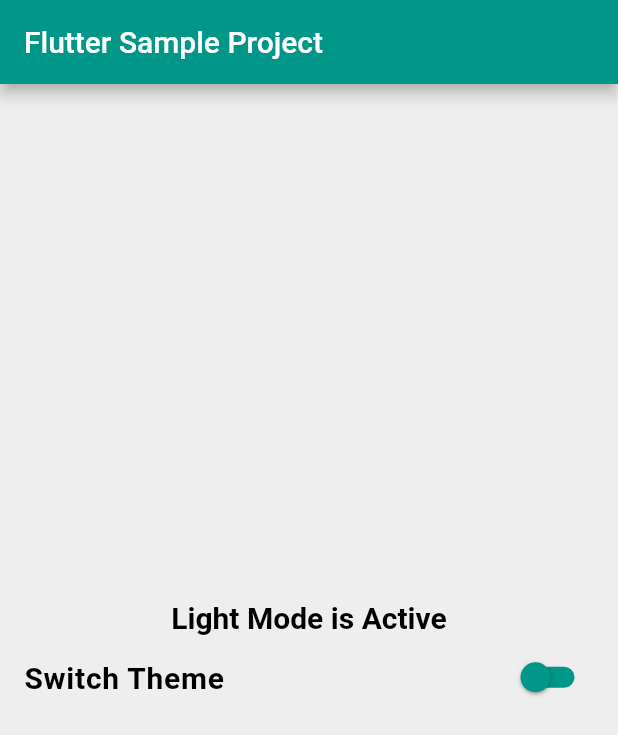
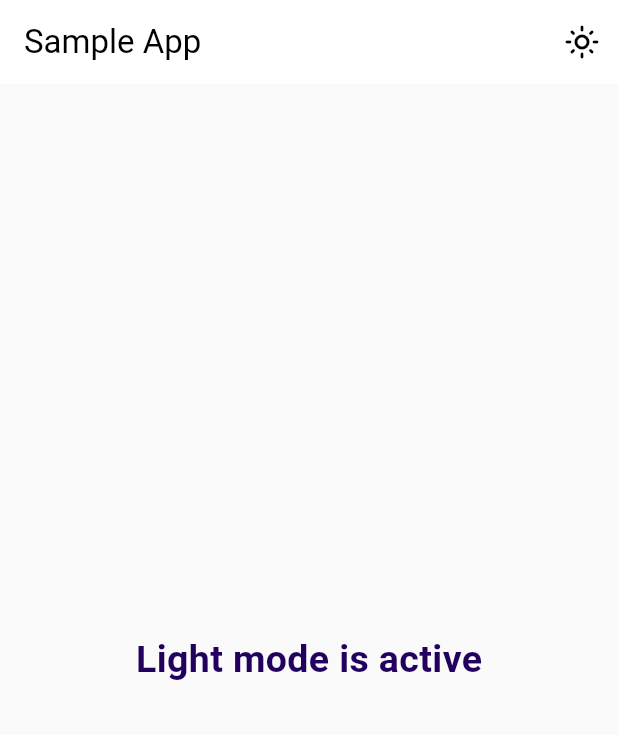
Before and after one commit to amirhossein-jahangiri/flutter_change_theme, a Flutter app: the screen it shows after launch, on a phone screen of 412 x 824 dp. Shown: the top 735 px of the screen. Run offline on Flutter 3.47's test engine with Material 2 defaults, Android fonts, the phone set to English and light mode, and no system bars; our stand-ins replace shared_preferences.

Commit message:
update this sample project, adding shared preferences for store data (true or false) and etc.

```diff
--- a/lib/home_screen.dart
+++ b/lib/home_screen.dart
@@ -2,47 +2,37 @@ import 'package:flutter/material.dart';
 import 'package:flutter_dark_and_light_mode/theme_provider.dart';
 import 'package:provider/provider.dart';
 
-
-class HomeScreen extends StatefulWidget {
+class HomeScreen extends StatelessWidget {
   const HomeScreen({Key? key}) : super(key: key);
 
-  @override
-  State<HomeScreen> createState() => _HomeScreenState();
-}
-
-class _HomeScreenState extends State<HomeScreen> {
-  bool _isDarkTheme = false;
-  @override
-  void didChangeDependencies() {
-    _isDarkTheme = context.watch<ThemeProvider>().getDarkTheme;
-    super.didChangeDependencies();
-  }
   @override
   Widget build(BuildContext context) {
     return Scaffold(
       appBar: AppBar(
-        title: const Text('Flutter Sample Project'),
-      ),
-      body: Column(
-        mainAxisAlignment: MainAxisAlignment.center,
-        children: <Widget>[
-           Text(
-            _isDarkTheme ? 'Dark Mode is Active' : 'Light Mode is Active',
-            style: TextStyle(
-              color: Theme.of(context).textTheme.titleMedium!.color,
-              fontSize: 20,
-              fontWeight: FontWeight.bold,
-            ),
-          ),
-          SwitchListTile(
-            value: context.watch<ThemeProvider>().getDarkTheme,
-            title: const Text('Switch Theme'),
-            onChanged: (bool? thisValue) {
-              // write code
-              context.read<ThemeProvider>().setDarkTheme(thisValue!);
+        title: const Text('Sample App'),
+        actions: [
+          IconButton(
+            onPressed: () {
+              context.read<ThemeStateProvider>().setDarkTheme();
             },
+            icon:
+                context.select((ThemeStateProvider theme) => theme.isDarkTheme)
+                    ? const Icon(Icons.dark_mode_outlined)
+                    : const Icon(Icons.light_mode_outlined),
           ),
         ],
+      ),
+      body: Center(
+        child: Text(
+          context.select((ThemeStateProvider theme) => theme.isDarkTheme)
+              ? "Dark mode is active"
+              : "Light mode is active",
+          style: TextStyle(
+            fontSize: 25,
+            fontWeight: FontWeight.bold,
+            color: Theme.of(context).colorScheme.onPrimaryContainer,
+          ),
+        ),
       ),
     );
   }
--- a/lib/main.dart
+++ b/lib/main.dart
@@ -1,131 +1,14 @@
-/*
 import 'package:flutter/material.dart';
-
-void main() {
-  runApp(const MyApp());
-}
-
-class MyApp extends StatelessWidget {
-  const MyApp({Key? key}) : super(key: key);
-
-  // This widget is the root of your application.
-  @override
-  Widget build(BuildContext context) {
-    return MaterialApp(
-      title: 'Flutter Demo',
-      theme: ThemeData(
-        // This is the theme of your application.
-        //
-        // Try running your application with "flutter run". You'll see the
-        // application has a blue toolbar. Then, without quitting the app, try
-        // changing the primarySwatch below to Colors.green and then invoke
-        // "hot reload" (press "r" in the console where you ran "flutter run",
-        // or simply save your changes to "hot reload" in a Flutter IDE).
-        // Notice that the counter didn't reset back to zero; the application
-        // is not restarted.
-        primarySwatch: Colors.blue,
-      ),
-      home: const MyHomePage(title: 'Flutter Demo Home Page'),
-    );
-  }
-}
-
-class MyHomePage extends StatefulWidget {
-  const MyHomePage({Key? key, required this.title}) : super(key: key);
-
-  // This widget is the home page of your application. It is stateful, meaning
-  // that it has a State object (defined below) that contains fields that affect
-  // how it looks.
-
-  // This class is the configuration for the state. It holds the values (in this
-  // case the title) provided by the parent (in this case the App widget) and
-  // used by the build method of the State. Fields in a Widget subclass are
-  // always marked "final".
-
-  final String title;
-
-  @override
-  State<MyHomePage> createState() => _MyHomePageState();
-}
-
-class _MyHomePageState extends State<MyHomePage> {
-  int _counter = 0;
-
-  void _incrementCounter() {
-    setState(() {
-      // This call to setState tells the Flutter framework that something has
-      // changed in this State, which causes it to rerun the build method below
-      // so that the display can reflect the updated values. If we changed
-      // _counter without calling setState(), then the build method would not be
-      // called again, and so nothing would appear to happen.
-      _counter++;
-    });
-  }
-
-  @override
-  Widget build(BuildContext context) {
-    // This method is rerun every time setState is called, for instance as done
-    // by the _incrementCounter method above.
-    //
-    // The Flutter framework has been optimized to make rerunning build methods
-    // fast, so that you can just rebuild anything that needs updating rather
-    // than having to individually change instances of widgets.
-    return Scaffold(
-      appBar: AppBar(
-        // Here we take the value from the MyHomePage object that was created by
-        // the App.build method, and use it to set our appbar title.
-        title: Text(widget.title),
-      ),
-      body: Center(
-        // Center is a layout widget. It takes a single child and positions it
-        // in the middle of the parent.
-        child: Column(
-          // Column is also a layout widget. It takes a list of children and
-          // arranges them vertically. By default, it sizes itself to fit its
-          // children horizontally, and tries to be as tall as its parent.
-          //
-          // Invoke "debug painting" (press "p" in the console, choose the
-          // "Toggle Debug Paint" action from the Flutter Inspector in Android
-          // Studio, or the "Toggle Debug Paint" command in Visual Studio Code)
-          // to see the wireframe for each widget.
-          //
-          // Column has various properties to control how it sizes itself and
-          // how it positions its children. Here we use mainAxisAlignment to
-          // center the children vertically; the main axis here is the vertical
-          // axis because Columns are vertical (the cross axis would be
-          // horizontal).
-          mainAxisAlignment: MainAxisAlignment.center,
-          children: <Widget>[
-            const Text(
-              'You have pushed the button this many times:',
-            ),
-            Text(
-              '$_counter',
-              style: Theme.of(context).textTheme.headline4,
-            ),
-          ],
-        ),
-      ),
-      floatingActionButton: FloatingActionButton(
-        onPressed: _incrementCounter,
-        tooltip: 'Increment',
-        child: const Icon(Icons.add),
-      ), // This trailing comma makes auto-formatting nicer for build methods.
-    );
-  }
-}
-*/
-
-import 'package:flutter/material.dart';
+import 'package:flutter_dark_and_light_mode/shared_pref_services.dart';
+import 'package:flutter_dark_and_light_mode/theme_config.dart';
 import 'package:flutter_dark_and_light_mode/theme_provider.dart';
 import 'package:provider/provider.dart';
 
 import 'home_screen.dart';
-import 'theme_config.dart';
 
 void main() => runApp(
       ChangeNotifierProvider(
-        create: (context) => ThemeProvider(),
+        create: (context) => ThemeStateProvider(),
         child: const MyApp(),
       ),
     );
@@ -138,18 +21,25 @@ class MyApp extends StatefulWidget {
 }
 
 class _MyAppState extends State<MyApp> {
-  bool _isDarkTheme = false;
+
   @override
   void didChangeDependencies() {
-    _isDarkTheme = context.watch<ThemeProvider>().getDarkTheme;
+    context.read<ThemeStateProvider>().getDarkTheme();
     super.didChangeDependencies();
   }
+
   @override
   Widget build(BuildContext context) {
-    return MaterialApp(
-      debugShowCheckedModeBanner: false,
-      theme: ThemeConfig.theme(_isDarkTheme, context),
-      home: const HomeScreen(),
+    return Consumer<ThemeStateProvider>(
+      builder: (context, theme, child) {
+      return MaterialApp(
+          debugShowCheckedModeBanner: false,
+          theme: ThemeConfig.lightTheme,
+          darkTheme: ThemeConfig.darkTheme,
+          themeMode: theme.isDarkTheme ? ThemeMode.dark : ThemeMode.light,
+          home: const HomeScreen(),
+        );
+      }
     );
   }
 }
--- /dev/null
+++ b/lib/shared_pref_services.dart
@@ -0,0 +1,15 @@
+import 'package:shared_preferences/shared_preferences.dart';
+
+class SharedPrefServices {
+  // set bool
+  static Future<void> setBoolMethod(String key, bool value) async {
+    SharedPreferences pref = await SharedPreferences.getInstance();
+    pref.setBool(key, value);
+  }
+
+  // get bool
+  static Future<bool> getBoolMethod(String key) async {
+    SharedPreferences pref = await SharedPreferences.getInstance();
+    return pref.getBool(key) ?? false;
+  }
+}
--- a/lib/theme_config.dart
+++ b/lib/theme_config.dart
@@ -1,23 +1,25 @@
 import 'package:flutter/material.dart';
 
 class ThemeConfig {
-  static ThemeData theme(bool isDarkTheme, BuildContext context) {
-    return ThemeData(
-      scaffoldBackgroundColor:
-          isDarkTheme ? Colors.black : Colors.grey.shade200,
-      appBarTheme: const AppBarTheme(backgroundColor: Colors.teal),
-      switchTheme: SwitchThemeData(
-        thumbColor: MaterialStateColor.resolveWith((states) => Colors.teal),
-        trackColor: MaterialStateColor.resolveWith((states) => Colors.teal),
-      ),
-      textTheme: TextTheme(
-        titleMedium: TextStyle(
-          fontSize: 20.0,
-          fontWeight: FontWeight.bold,
-          letterSpacing: 0.5,
-          color: isDarkTheme ? Colors.white : Colors.black,
-        ),
-      ),
-    );
-  }
+  static ThemeData lightTheme = ThemeData(
+    useMaterial3: true,
+    scaffoldBackgroundColor: Colors.grey.shade50,
+    colorScheme: const ColorScheme.light(
+      primary: Color(0xFF6750a4),
+      onPrimary: Color(0xFFffffff),
+      primaryContainer: Color(0xFFe9ddff),
+      onPrimaryContainer: Color(0xFF22005d),
+    ),
+  );
+
+  static ThemeData darkTheme = ThemeData(
+    useMaterial3: true,
+    scaffoldBackgroundColor: Colors.grey.shade900,
+    colorScheme: const ColorScheme.dark(
+      primary: Color(0xFFcfbcff),
+      onPrimary: Color(0xFF381e72),
+      primaryContainer: Color(0xFF4f378a),
+      onPrimaryContainer: Color(0xFFe9ddff),
+    ),
+  );
 }
--- a/lib/theme_provider.dart
+++ b/lib/theme_provider.dart
@@ -1,11 +1,21 @@
 import 'package:flutter/foundation.dart';
+import 'package:flutter_dark_and_light_mode/shared_pref_services.dart';
 
-class ThemeProvider with ChangeNotifier {
+class ThemeStateProvider with ChangeNotifier {
   bool _isDarkTheme = false;
-  bool get getDarkTheme => _isDarkTheme;
+  bool get isDarkTheme => _isDarkTheme;
 
-  void setDarkTheme(bool value) {
-    _isDarkTheme = value;
+
+
+  Future<void> setDarkTheme() async {
+    _isDarkTheme =! _isDarkTheme;
+    SharedPrefServices.setBoolMethod('THEME_STATUS', _isDarkTheme);
     notifyListeners();
   }
+
+  Future<void> getDarkTheme() async {
+    _isDarkTheme = await SharedPrefServices.getBoolMethod('THEME_STATUS');
+    notifyListeners();
+  }
+
 }
--- a/pubspec.yaml
+++ b/pubspec.yaml
@@ -30,6 +30,7 @@ dependencies:
   flutter:
     sdk: flutter
   provider: ^6.0.0
+  shared_preferences: ^2.1.1
 
   # The following adds the Cupertino Icons font to your application.
   # Use with the CupertinoIcons class for iOS style icons.
```
Also changed, not shown: pubspec.lock, 2 other files.
